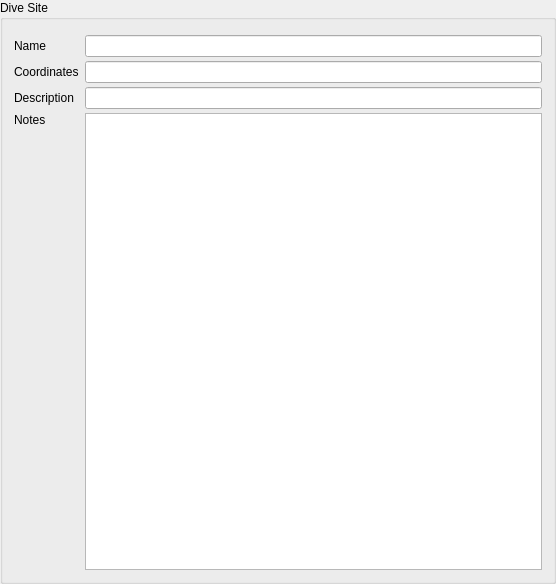
This is qt-ui/locationInformation.ui in subsurface/subsurface as Qt 5 draws it before an edit. The edited form follows.
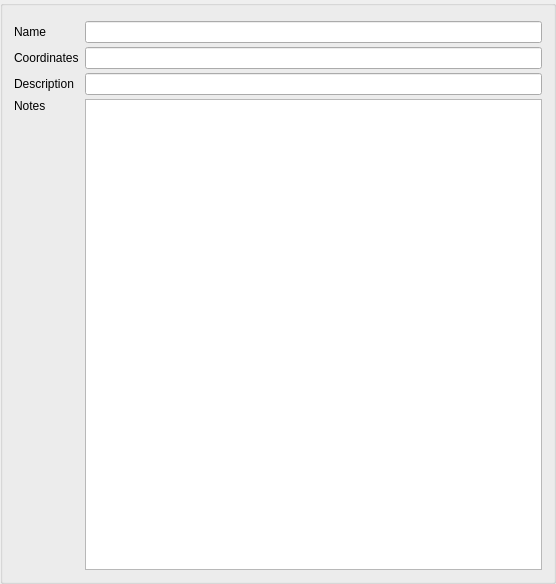
This is the edited form. Custom widgets are drawn as their Qt base class.

Commit message:
Remove title of the dive site tab edit
There's no need to show the 'dive site' name on the group box

```diff
--- a/qt-ui/locationInformation.ui
+++ b/qt-ui/locationInformation.ui
@@ -14,7 +14,7 @@
    <string>GroupBox</string>
   </property>
   <property name="title">
-   <string>Dive Site</string>
+   <string/>
   </property>
   <layout class="QGridLayout" name="gridLayout">
    <property name="horizontalSpacing">
```
